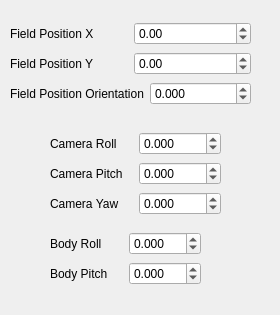
Old version of the form NUView/SensorCalibrationWidget.ui in the repository NUbots/robocup.
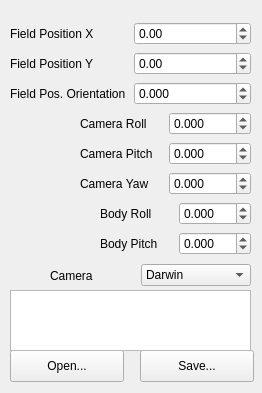
New version of the form.

Commit message: Completed some more of the class.

```diff
--- a/NUView/SensorCalibrationWidget.ui
+++ b/NUView/SensorCalibrationWidget.ui
@@ -6,13 +6,13 @@
    <rect>
     <x>0</x>
     <y>0</y>
-    <width>280</width>
-    <height>315</height>
+    <width>262</width>
+    <height>393</height>
    </rect>
   </property>
   <property name="minimumSize">
    <size>
-    <width>280</width>
+    <width>250</width>
     <height>300</height>
    </size>
   </property>
@@ -22,8 +22,8 @@
   <widget class="QWidget" name="layoutWidget">
    <property name="geometry">
     <rect>
-     <x>50</x>
-     <y>130</y>
+     <x>80</x>
+     <y>110</y>
      <width>171</width>
      <height>27</height>
     </rect>
@@ -60,8 +60,8 @@
   <widget class="QWidget" name="layoutWidget_2">
    <property name="geometry">
     <rect>
-     <x>50</x>
-     <y>190</y>
+     <x>80</x>
+     <y>170</y>
      <width>171</width>
      <height>27</height>
     </rect>
@@ -95,8 +95,8 @@
   <widget class="QWidget" name="layoutWidget_3">
    <property name="geometry">
     <rect>
-     <x>50</x>
-     <y>230</y>
+     <x>100</x>
+     <y>200</y>
      <width>151</width>
      <height>27</height>
     </rect>
@@ -130,8 +130,8 @@
   <widget class="QWidget" name="layoutWidget_5">
    <property name="geometry">
     <rect>
-     <x>50</x>
-     <y>260</y>
+     <x>100</x>
+     <y>230</y>
      <width>151</width>
      <height>27</height>
     </rect>
@@ -233,7 +233,7 @@
     <item>
      <widget class="QLabel" name="label_field_ori">
       <property name="text">
-       <string>Field Position Orientation</string>
+       <string>Field Pos. Orientation</string>
       </property>
      </widget>
     </item>
@@ -255,11 +255,11 @@
     </item>
    </layout>
   </widget>
-  <widget class="QWidget" name="">
+  <widget class="QWidget" name="layoutWidget">
    <property name="geometry">
     <rect>
-     <x>50</x>
-     <y>160</y>
+     <x>80</x>
+     <y>140</y>
      <width>171</width>
      <height>27</height>
     </rect>
@@ -290,6 +290,75 @@
     </item>
    </layout>
   </widget>
+  <widget class="QWidget" name="horizontalLayoutWidget">
+   <property name="geometry">
+    <rect>
+     <x>50</x>
+     <y>260</y>
+     <width>201</width>
+     <height>31</height>
+    </rect>
+   </property>
+   <layout class="QHBoxLayout" name="horizontalLayout">
+    <item>
+     <widget class="QLabel" name="label">
+      <property name="text">
+       <string>Camera</string>
+      </property>
+     </widget>
+    </item>
+    <item>
+     <widget class="QComboBox" name="comboBox_camera_select">
+      <item>
+       <property name="text">
+        <string>Darwin</string>
+       </property>
+      </item>
+      <item>
+       <property name="text">
+        <string>DarwinWebots</string>
+       </property>
+      </item>
+     </widget>
+    </item>
+   </layout>
+  </widget>
+  <widget class="QPushButton" name="loadButton">
+   <property name="geometry">
+    <rect>
+     <x>10</x>
+     <y>350</y>
+     <width>114</width>
+     <height>32</height>
+    </rect>
+   </property>
+   <property name="text">
+    <string>Open...</string>
+   </property>
+  </widget>
+  <widget class="QPushButton" name="saveButton">
+   <property name="geometry">
+    <rect>
+     <x>140</x>
+     <y>350</y>
+     <width>114</width>
+     <height>32</height>
+    </rect>
+   </property>
+   <property name="text">
+    <string>Save...</string>
+   </property>
+  </widget>
+  <widget class="QTextBrowser" name="textOutput">
+   <property name="geometry">
+    <rect>
+     <x>10</x>
+     <y>290</y>
+     <width>241</width>
+     <height>61</height>
+    </rect>
+   </property>
+  </widget>
  </widget>
  <resources/>
  <connections/>
```
The commit also changes 2 other files.
